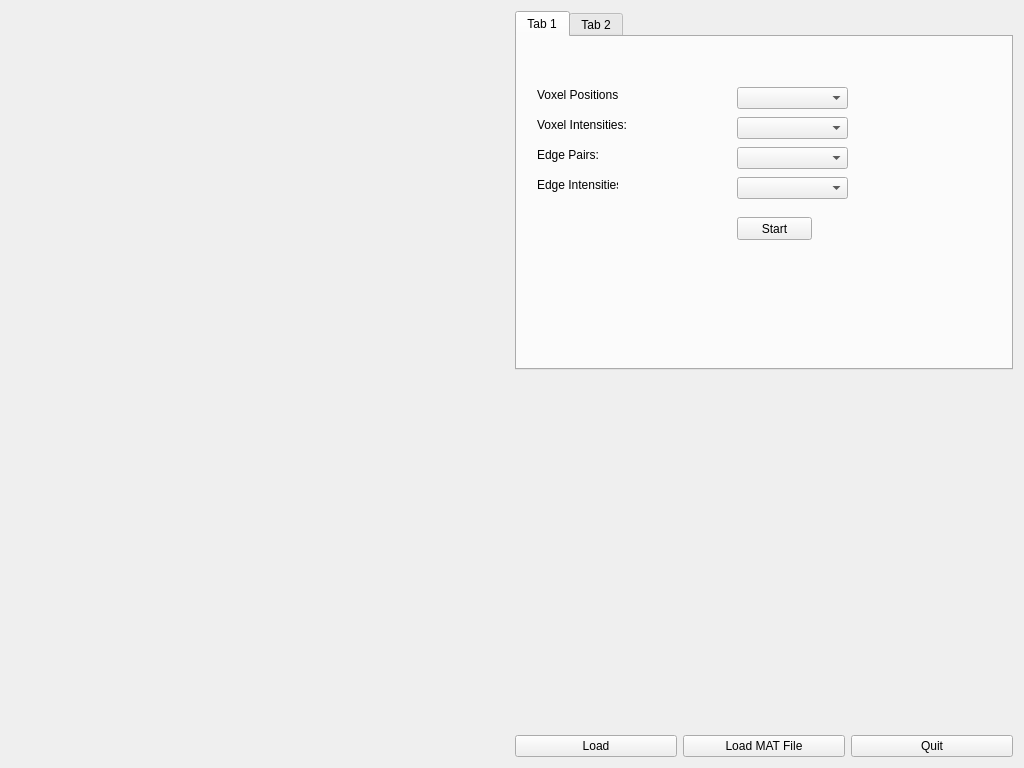
The window that mainwindow.ui (ImageLab/CEREBRA) describes before a commit, drawn with Qt 5.
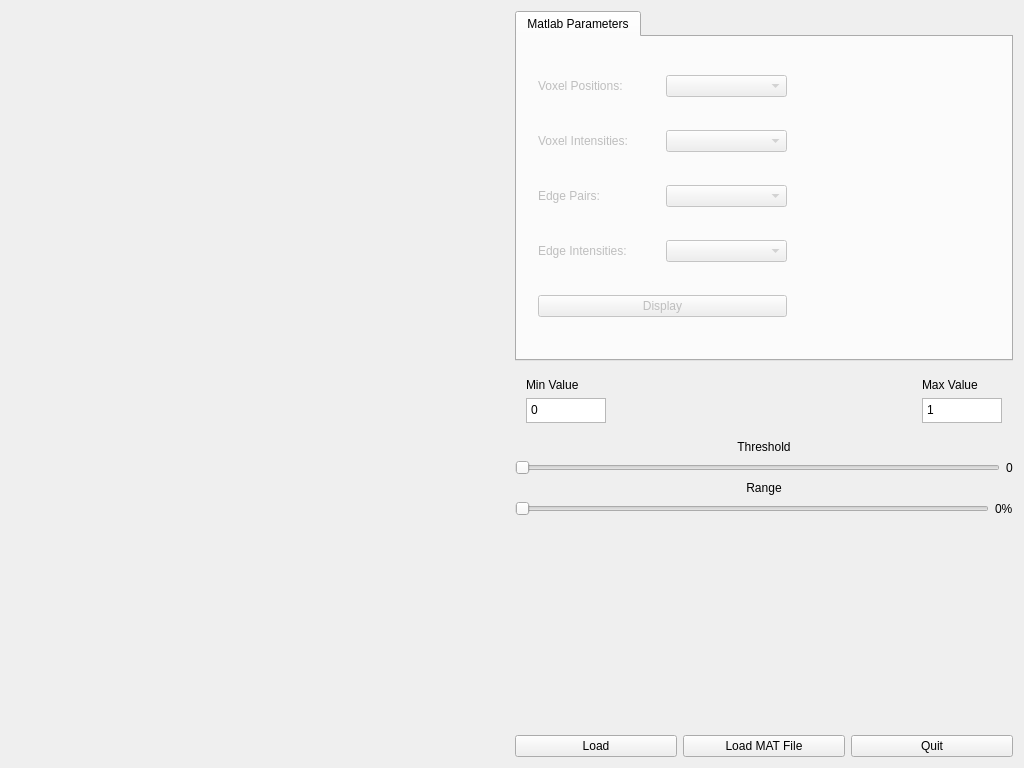
The same window after the commit. Custom widgets are drawn as their Qt base class.

Patch:
```diff
--- a/mainwindow.ui
+++ b/mainwindow.ui
@@ -35,130 +35,270 @@
         <item>
          <widget class="QTabWidget" name="tabWidget">
           <property name="sizePolicy">
-           <sizepolicy hsizetype="Expanding" vsizetype="Expanding">
+           <sizepolicy hsizetype="Preferred" vsizetype="Preferred">
             <horstretch>0</horstretch>
             <verstretch>0</verstretch>
            </sizepolicy>
           </property>
+          <property name="minimumSize">
+           <size>
+            <width>300</width>
+            <height>350</height>
+           </size>
+          </property>
+          <property name="tabShape">
+           <enum>QTabWidget::Rounded</enum>
+          </property>
           <property name="currentIndex">
            <number>0</number>
           </property>
-          <widget class="QWidget" name="tab">
+          <property name="tabsClosable">
+           <bool>false</bool>
+          </property>
+          <property name="movable">
+           <bool>false</bool>
+          </property>
+          <property name="tabBarAutoHide">
+           <bool>false</bool>
+          </property>
+          <widget class="QWidget" name="matlabTab">
+           <property name="enabled">
+            <bool>false</bool>
+           </property>
            <attribute name="title">
-            <string>Tab 1</string>
+            <string>Matlab Parameters</string>
            </attribute>
-           <widget class="QLabel" name="label">
+           <widget class="QWidget" name="widget" native="true">
             <property name="geometry">
              <rect>
-              <x>20</x>
-              <y>140</y>
-              <width>81</width>
-              <height>16</height>
+              <x>10</x>
+              <y>0</y>
+              <width>271</width>
+              <height>321</height>
              </rect>
             </property>
-            <property name="text">
-             <string>Edge Intensities:</string>
-            </property>
+            <layout class="QVBoxLayout" name="verticalLayout_2">
+             <item>
+              <layout class="QHBoxLayout" name="horizontalLayout_4">
+               <item>
+                <widget class="QLabel" name="label_2">
+                 <property name="text">
+                  <string>Voxel Positions:</string>
+                 </property>
+                </widget>
+               </item>
+               <item>
+                <widget class="QComboBox" name="comboBox"/>
+               </item>
+              </layout>
+             </item>
+             <item>
+              <layout class="QHBoxLayout" name="horizontalLayout_5">
+               <item>
+                <widget class="QLabel" name="label_3">
+                 <property name="text">
+                  <string>Voxel Intensities:</string>
+                 </property>
+                </widget>
+               </item>
+               <item>
+                <widget class="QComboBox" name="comboBox_2"/>
+               </item>
+              </layout>
+             </item>
+             <item>
+              <layout class="QHBoxLayout" name="horizontalLayout_6">
+               <item>
+                <widget class="QLabel" name="label_4">
+                 <property name="text">
+                  <string>Edge Pairs:</string>
+                 </property>
+                </widget>
+               </item>
+               <item>
+                <widget class="QComboBox" name="comboBox_3"/>
+               </item>
+              </layout>
+             </item>
+             <item>
+              <layout class="QHBoxLayout" name="horizontalLayout_7">
+               <item>
+                <widget class="QLabel" name="label">
+                 <property name="text">
+                  <string>Edge Intensities:</string>
+                 </property>
+                </widget>
+               </item>
+               <item>
+                <widget class="QComboBox" name="comboBox_4"/>
+               </item>
+              </layout>
+             </item>
+             <item>
+              <widget class="QPushButton" name="displayButton">
+               <property name="text">
+                <string>Display</string>
+               </property>
+              </widget>
+             </item>
+            </layout>
            </widget>
-           <widget class="QLabel" name="label_2">
-            <property name="geometry">
-             <rect>
-              <x>20</x>
-              <y>50</y>
-              <width>81</width>
-              <height>16</height>
-             </rect>
-            </property>
+          </widget>
+         </widget>
+        </item>
+        <item>
+         <widget class="QWidget" name="horizontalWidget" native="true">
+          <layout class="QHBoxLayout" name="horizontalLayout_8">
+           <property name="sizeConstraint">
+            <enum>QLayout::SetDefaultConstraint</enum>
+           </property>
+           <item>
+            <layout class="QVBoxLayout" name="verticalLayout_5">
+             <item>
+              <widget class="QLabel" name="label_6">
+               <property name="maximumSize">
+                <size>
+                 <width>80</width>
+                 <height>16777215</height>
+                </size>
+               </property>
+               <property name="text">
+                <string>Min Value</string>
+               </property>
+              </widget>
+             </item>
+             <item>
+              <widget class="QPlainTextEdit" name="plainTextEdit">
+               <property name="sizePolicy">
+                <sizepolicy hsizetype="Preferred" vsizetype="Preferred">
+                 <horstretch>0</horstretch>
+                 <verstretch>0</verstretch>
+                </sizepolicy>
+               </property>
+               <property name="maximumSize">
+                <size>
+                 <width>80</width>
+                 <height>25</height>
+                </size>
+               </property>
+               <property name="readOnly">
+                <bool>false</bool>
+               </property>
+               <property name="plainText">
+                <string>0</string>
+               </property>
+              </widget>
+             </item>
+            </layout>
+           </item>
+           <item>
+            <spacer name="horizontalSpacer">
+             <property name="orientation">
+              <enum>Qt::Horizontal</enum>
+             </property>
+             <property name="sizeType">
+              <enum>QSizePolicy::MinimumExpanding</enum>
+             </property>
+             <property name="sizeHint" stdset="0">
+              <size>
+               <width>40</width>
+               <height>20</height>
+              </size>
+             </property>
+            </spacer>
+           </item>
+           <item>
+            <layout class="QVBoxLayout" name="verticalLayout_4">
+             <item>
+              <widget class="QLabel" name="label_5">
+               <property name="text">
+                <string>Max Value</string>
+               </property>
+              </widget>
+             </item>
+             <item>
+              <widget class="QPlainTextEdit" name="plainTextEdit_2">
+               <property name="sizePolicy">
+                <sizepolicy hsizetype="Preferred" vsizetype="Preferred">
+                 <horstretch>0</horstretch>
+                 <verstretch>0</verstretch>
+                </sizepolicy>
+               </property>
+               <property name="maximumSize">
+                <size>
+                 <width>80</width>
+                 <height>25</height>
+                </size>
+               </property>
+               <property name="plainText">
+                <string>1</string>
+               </property>
+              </widget>
+             </item>
+            </layout>
+           </item>
+          </layout>
+         </widget>
+        </item>
+        <item>
+         <layout class="QVBoxLayout" name="verticalLayout_6">
+          <item>
+           <widget class="QLabel" name="label_8">
             <property name="text">
-             <string>Voxel Positions:</string>
+             <string>Threshold</string>
             </property>
-           </widget>
-           <widget class="QLabel" name="label_3">
-            <property name="geometry">
-             <rect>
-              <x>20</x>
-              <y>80</y>
-              <width>91</width>
-              <height>16</height>
-             </rect>
+            <property name="alignment">
+             <set>Qt::AlignCenter</set>
             </property>
-            <property name="text">
-             <string>Voxel Intensities:</string>
-            </property>
            </widget>
-           <widget class="QLabel" name="label_4">
-            <property name="geometry">
-             <rect>
-              <x>20</x>
-              <y>110</y>
-              <width>81</width>
-              <height>16</height>
-             </rect>
+          </item>
+          <item>
+           <layout class="QHBoxLayout" name="horizontalLayout_9">
+            <item>
+             <widget class="QSlider" name="horizontalSlider">
+              <property name="orientation">
+               <enum>Qt::Horizontal</enum>
+              </property>
+             </widget>
+            </item>
+            <item>
+             <widget class="QLabel" name="label_7">
+              <property name="text">
+               <string>0</string>
+              </property>
+             </widget>
+            </item>
+           </layout>
+          </item>
+         </layout>
+        </item>
+        <item>
+         <widget class="QLabel" name="label_9">
+          <property name="text">
+           <string>Range</string>
+          </property>
+          <property name="alignment">
+           <set>Qt::AlignCenter</set>
+          </property>
+         </widget>
+        </item>
+        <item>
+         <layout class="QHBoxLayout" name="horizontalLayout_14">
+          <item>
+           <widget class="QSlider" name="horizontalSlider_2">
+            <property name="orientation">
+             <enum>Qt::Horizontal</enum>
             </property>
-            <property name="text">
-             <string>Edge Pairs:</string>
-            </property>
            </widget>
-           <widget class="QComboBox" name="comboBox">
-            <property name="geometry">
-             <rect>
-              <x>220</x>
-              <y>50</y>
-              <width>111</width>
-              <height>22</height>
-             </rect>
-            </property>
-           </widget>
-           <widget class="QComboBox" name="comboBox_2">
-            <property name="geometry">
-             <rect>
-              <x>220</x>
-              <y>80</y>
-              <width>111</width>
-              <height>22</height>
-             </rect>
-            </property>
-           </widget>
-           <widget class="QComboBox" name="comboBox_3">
-            <property name="geometry">
-             <rect>
-              <x>220</x>
-              <y>110</y>
-              <width>111</width>
-              <height>22</height>
-             </rect>
-            </property>
-           </widget>
-           <widget class="QComboBox" name="comboBox_4">
-            <property name="geometry">
-             <rect>
-              <x>220</x>
-              <y>140</y>
-              <width>111</width>
-              <height>22</height>
-             </rect>
-            </property>
-           </widget>
-           <widget class="QPushButton" name="startButton">
-            <property name="geometry">
-             <rect>
-              <x>220</x>
-              <y>180</y>
-              <width>75</width>
-              <height>23</height>
-             </rect>
-            </property>
+          </item>
+          <item>
+           <widget class="QLabel" name="label_10">
             <property name="text">
-             <string>Start</string>
+             <string>0%</string>
             </property>
            </widget>
-          </widget>
-          <widget class="QWidget" name="tab_2">
-           <attribute name="title">
-            <string>Tab 2</string>
-           </attribute>
-          </widget>
-         </widget>
+          </item>
+         </layout>
         </item>
         <item>
          <spacer name="verticalSpacer">
```
Left out of the diff: 48 changed lines with no effect on the pictures.
